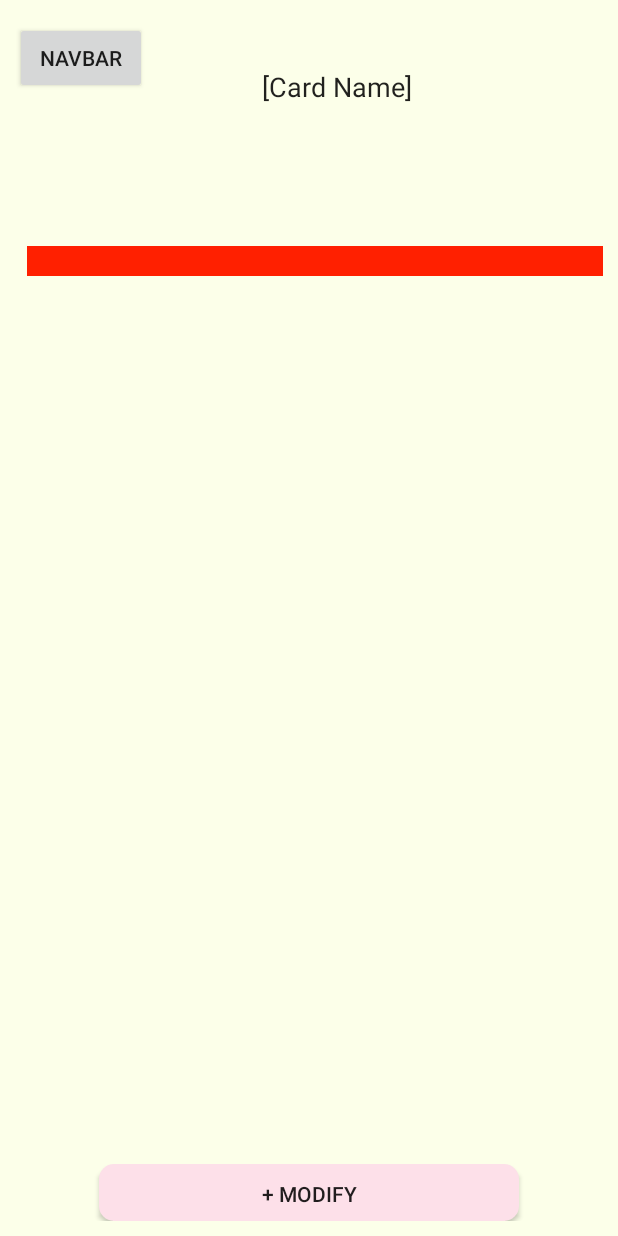
After one commit to AppDevIn/Routine, an Android app: the layout card_layout.xml on its own in the app's theme, with its tools: preview values and no code run, on a phone screen of 412 x 824 dp. The commit adds this screen. Run offline under Robolectric (Android 15) with nearby library versions, the phone set to English and light mode, and no system bars.

Commit message:
Card Layout 0.1

```diff
--- /dev/null
+++ b/app/src/main/java/com/mad/p03/np2020/routine/CardActivity.java
@@ -0,0 +1,18 @@
+package com.mad.p03.np2020.routine;
+
+import androidx.appcompat.app.AppCompatActivity;
+
+import android.graphics.Paint;
+import android.os.Bundle;
+import android.view.View;
+import android.widget.AdapterView;
+import android.widget.ArrayAdapter;
+import android.widget.EditText;
+import android.widget.ListView;
+import android.widget.TextView;
+import java.util.ArrayList;
+import java.util.List;
+
+public class CardActivity extends AppCompatActivity {
+
+}
--- /dev/null
+++ b/app/src/main/res/drawable/label.xml
@@ -0,0 +1,5 @@
+<?xml version="1.0" encoding="utf-8"?>
+<shape xmlns:android="http://schemas.android.com/apk/res/android"
+    android:shape="rectangle">
+    <solid android:color="@color/red"></solid>
+</shape>
--- /dev/null
+++ b/app/src/main/res/drawable/rounded_button.xml
@@ -0,0 +1,7 @@
+<?xml version="1.0" encoding="utf-8"?>
+<shape xmlns:android="http://schemas.android.com/apk/res/android"
+    android:shape="rectangle">
+    <solid android:color="@color/pink"/>
+    <corners android:radius="10dp"/>
+
+</shape>
--- /dev/null
+++ b/app/src/main/res/layout/card_layout.xml
@@ -0,0 +1,79 @@
+<?xml version="1.0" encoding="utf-8"?>
+<RelativeLayout
+    xmlns:android="http://schemas.android.com/apk/res/android"
+    xmlns:app="http://schemas.android.com/apk/res-auto"
+    android:layout_width="match_parent"
+    android:layout_height="match_parent"
+    android:background="@color/yellow">
+
+    <androidx.constraintlayout.widget.ConstraintLayout
+        android:id="@+id/bottom_section"
+        android:layout_width="match_parent"
+        android:padding="10dp"
+        android:layout_alignParentBottom="true"
+        android:layout_height="wrap_content">
+
+        <Button
+            android:layout_width="280dp"
+            android:layout_height="38dp"
+            android:onClick="modifyList"
+            android:padding="10dp"
+            android:text="@string/modify"
+            app:layout_constraintBottom_toBottomOf="parent"
+            app:layout_constraintEnd_toEndOf="parent"
+            app:layout_constraintStart_toStartOf="parent"
+            app:layout_constraintTop_toTopOf="parent"
+            android:background="@drawable/rounded_button"/>
+    </androidx.constraintlayout.widget.ConstraintLayout>
+
+    <androidx.constraintlayout.widget.ConstraintLayout
+        android:id="@+id/top_section"
+        android:layout_width="match_parent"
+        android:layout_height="102dp"
+        android:layout_above="@+id/bottom_section"
+        android:layout_alignParentTop="true"
+        android:layout_marginTop="0dp"
+        android:layout_marginBottom="572dp"
+        android:padding="10dp">
+
+        <Button
+            android:id="@+id/button"
+            android:layout_width="wrap_content"
+            android:layout_height="wrap_content"
+            android:onClick="addItemToList"
+            android:text="Navbar"
+            app:layout_constraintBottom_toBottomOf="parent"
+            app:layout_constraintStart_toStartOf="parent"
+            app:layout_constraintTop_toTopOf="parent"
+            app:layout_constraintVertical_bias="0.037" />
+
+        <EditText
+            android:id="@+id/id_edit_text"
+            android:layout_width="207dp"
+            android:layout_height="wrap_content"
+            android:layout_weight="1"
+            android:text="[Card Name]"
+            android:textAlignment="center"
+            app:layout_constraintBottom_toBottomOf="parent"
+            app:layout_constraintEnd_toEndOf="parent"
+            app:layout_constraintHorizontal_bias="0.598"
+            app:layout_constraintStart_toStartOf="parent"
+            app:layout_constraintTop_toTopOf="parent"
+            app:layout_constraintVertical_bias="0.196" />
+
+        <TextView
+            android:layout_width="384dp"
+            android:layout_height="20dp"
+            android:layout_marginStart="8dp"
+            android:background="@drawable/label"
+            app:layout_constraintBottom_toBottomOf="parent"
+            app:layout_constraintStart_toStartOf="parent"
+            app:layout_constraintTop_toTopOf="parent"
+            app:layout_constraintVertical_bias="1.0">
+
+        </TextView>
+
+
+    </androidx.constraintlayout.widget.ConstraintLayout>
+
+</RelativeLayout>
--- a/app/src/main/res/values/colors.xml
+++ b/app/src/main/res/values/colors.xml
@@ -31,4 +31,7 @@
     <color name="green_yellow">#F7EF99</color>
     <color name="turquoise">#41D3BD</color>
 
+    <color name="pink">#FDE0E9</color>
+    <color name="yellow">#FCFFE9</color>
+    <color name="red">#FF2000</color>
 </resources>
--- a/app/src/main/res/values/strings.xml
+++ b/app/src/main/res/values/strings.xml
@@ -22,6 +22,7 @@
     <string name="cancel">Cancel</string>
     <string name="start">Start</string>
     <string name="side_navigation_drawer">Side Navigation drawer</string>
+    <string name="modify">+ Modify</string>
     <string name="next">Next</string>
     <string name="registerName">What is your name?</string>
     <string name="registerEmail">What is your email?</string>
```
